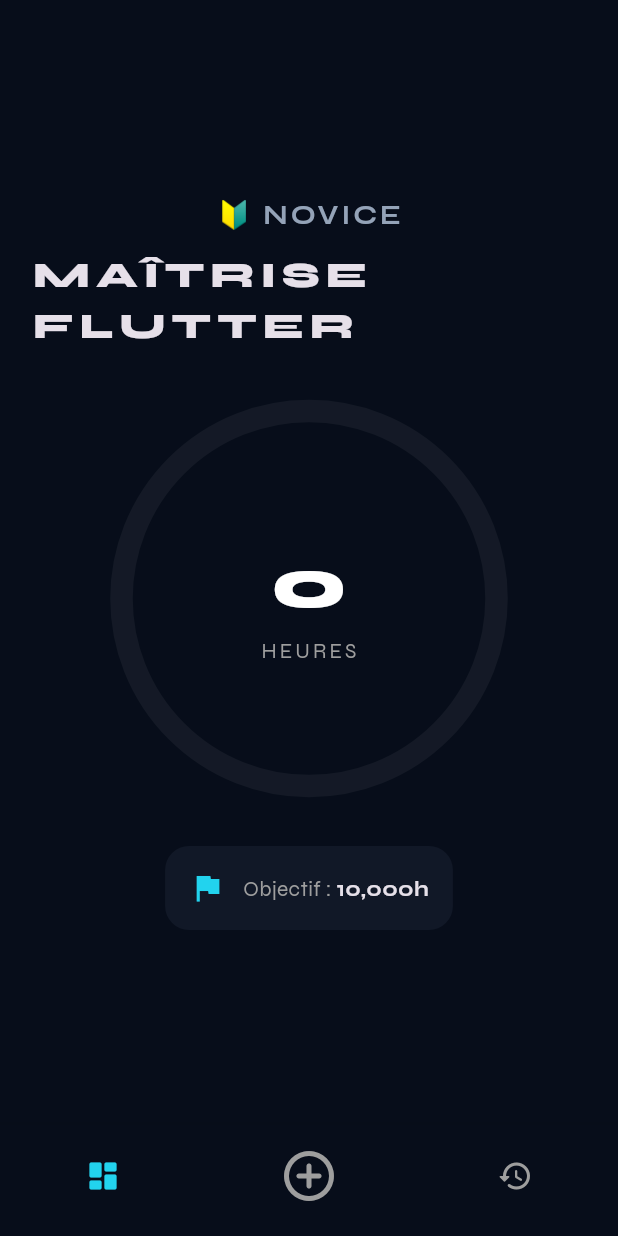
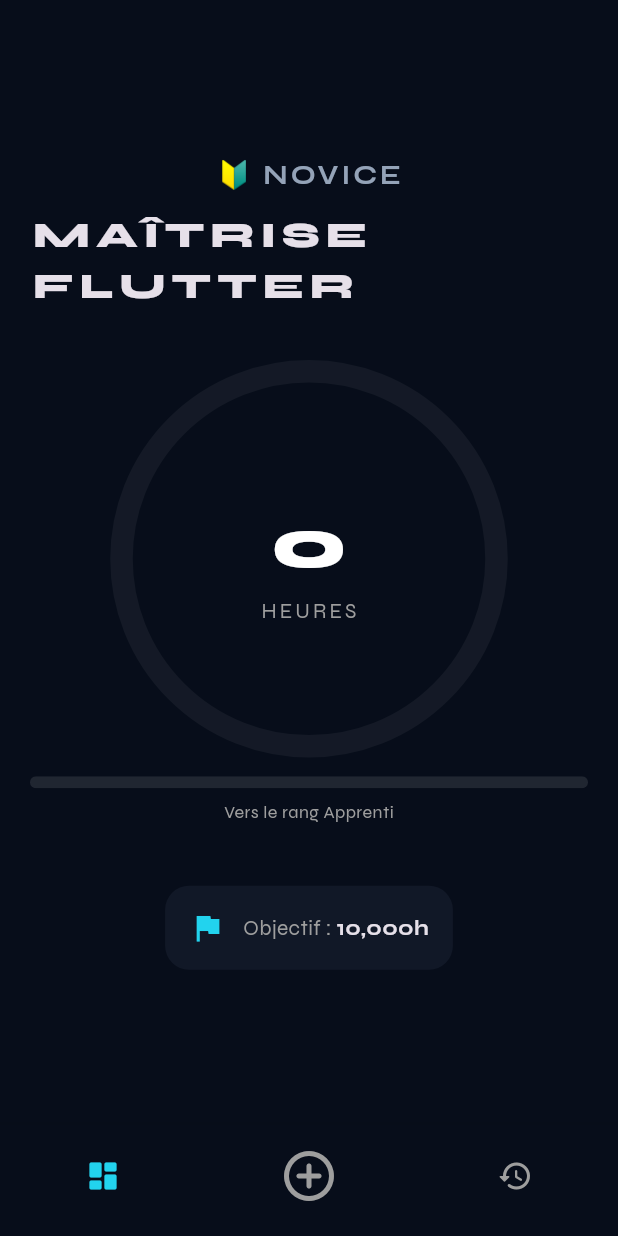
Before and after one commit to TomkerDev/tracker_10000h, a Flutter app: the screen it shows after launch, on a phone screen of 412 x 824 dp. Run offline on Flutter 3.47's test engine with Material 3 defaults, Android fonts, the phone set to English and light mode, and no system bars; our stand-ins replace google_fonts, shared_preferences.

Commit message:
Sous le ProgressCircle dans home_screen.dart ajout du const SizedBox(height: 20),

```diff
--- a/lib/ui/screens/home_screen.dart
+++ b/lib/ui/screens/home_screen.dart
@@ -46,6 +46,26 @@
               progress: progressPercent,
               hours: totalHours,
             ),
+            // Sous le ProgressCircle dans home_screen.dart
+const SizedBox(height: 20),
+Column(
+  children: [
+    ClipRRect(
+      borderRadius: BorderRadius.circular(10),
+      child: LinearProgressIndicator(
+        value: provider.levelProgress,
+        backgroundColor: Colors.white10,
+        color: currentLevel.color,
+        minHeight: 8,
+      ),
+    ),
+    const SizedBox(height: 8),
+    Text(
+      "Vers le rang ${provider.nextLevel.label}",
+      style: const TextStyle(color: Colors.grey, fontSize: 12),
+    ),
+  ],
+),
 
             const SizedBox(height: 40),
 
@@ -54,7 +74,9 @@
         ),
       ),
     );
+
   }
+
 
   Widget _buildStatCard(String label, String value, IconData icon) {
     return Container(
```
